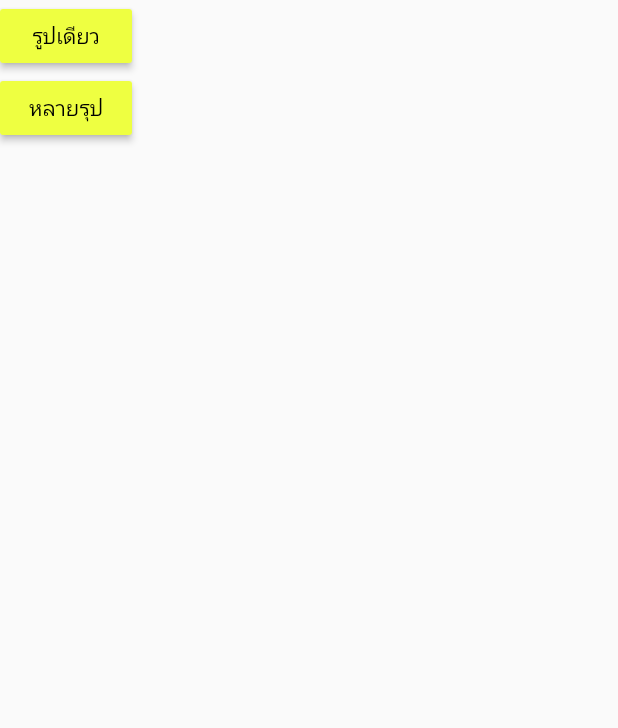
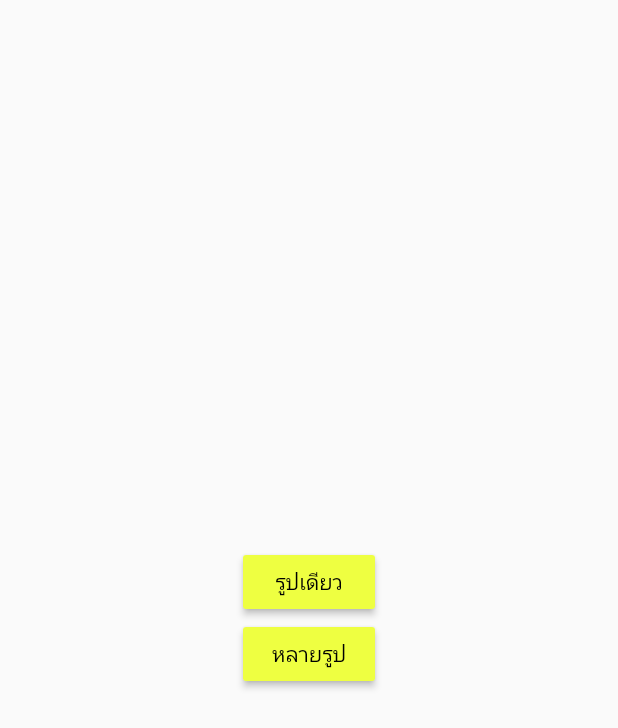
Before and after one commit to harzancs/flutter_lib_book, a Flutter app: the MainUploadImage widget shown alone on an empty page, opened directly, on a phone screen of 412 x 824 dp. Shown: the top 728 px of the screen. Run offline on Flutter 3.47's test engine with Material 2 defaults, Android fonts, the phone set to English and light mode, and no system bars; our stand-ins replace file_picker, font_awesome_flutter, image_picker; missing offline and left inert: flutter_absolute_path, get_version, multi_image_picker.

Commit message:
zan 051063 1804

```diff
--- /dev/null
+++ b/assets/lang/lang_en.json
@@ -0,0 +1,5 @@
+{
+    "KEY_HOME": "home",
+    "KEY_UPLOAD_FILE": "Upload file",
+    "KEY_UPLOAD_IMAGE": "Upload image"
+}
--- /dev/null
+++ b/assets/lang/lang_th.json
@@ -0,0 +1,5 @@
+{
+    "KEY_HOME": "หน้าแรก",
+    "KEY_UPLOAD_FILE": "อัพโหลดไฟล์",
+    "KEY_UPLOAD_IMAGE": "อัพโหลดรูปภาพ"
+}
--- a/lib/view/upload_image/main_screen.dart
+++ b/lib/view/upload_image/main_screen.dart
@@ -1,7 +1,7 @@
 import 'dart:io';
 
 import 'package:flutter/material.dart';
-import 'package:flutter_lib_book/view/upload_image/mutiple.dart';
+import 'package:flutter_lib_book/view/upload_image/multiple.dart';
 import 'package:flutter_lib_book/view/upload_image/single.dart';
 import 'package:image_picker/image_picker.dart';
 
@@ -19,7 +19,10 @@ class _MainUploadImageState extends State<MainUploadImage> {
   @override
   Widget build(BuildContext context) {
     return Container(
+      width: MediaQuery.of(context).size.width,
       child: Column(
+        mainAxisAlignment: MainAxisAlignment.center,
+        crossAxisAlignment: CrossAxisAlignment.center,
         children: [
           RaisedButton(
             color: Colors.limeAccent,
@@ -37,7 +40,7 @@ class _MainUploadImageState extends State<MainUploadImage> {
           RaisedButton(
             color: Colors.limeAccent,
             child: Text(
-              "หลายรุป",
+              "หลายรูป",
               style: TextStyle(color: Colors.black),
             ),
             onPressed: () {
--- a/lib/view/upload_image/mutiple.dart
+++ b/lib/view/upload_image/multiple.dart
@@ -54,8 +54,8 @@ class _MultipleImagesState extends State<MultipleImages> {
         selectedAssets: images,
         cupertinoOptions: CupertinoOptions(takePhotoIcon: "chat"),
         materialOptions: MaterialOptions(
-          actionBarColor: "#abcdef",
-          actionBarTitle: "Example App",
+          // actionBarColor: "#abcdef",
+          actionBarTitle: "Select Images",
           allViewTitle: "All Photos",
           useDetailsView: false,
           selectCircleStrokeColor: "#000000",
--- a/pubspec.yaml
+++ b/pubspec.yaml
@@ -50,6 +50,9 @@ dev_dependencies:
 
 # The following section is specific to Flutter.
 flutter:
+  assets :
+    - assets/lang/lang_th.json
+    - assets/lang/lang_en.json
 
   # The following line ensures that the Material Icons font is
   # included with your application, so that you can use the icons in
```
Also changed, not shown: lib/lang/lang.dart (added, +12 -0 lines), lib/view/home.dart (+17 -6 lines), lib/api/pathAPI.dart (renamed from lib/_api/pathAPI.dart), lib/view/lang_display/main_screen.dart (added).
